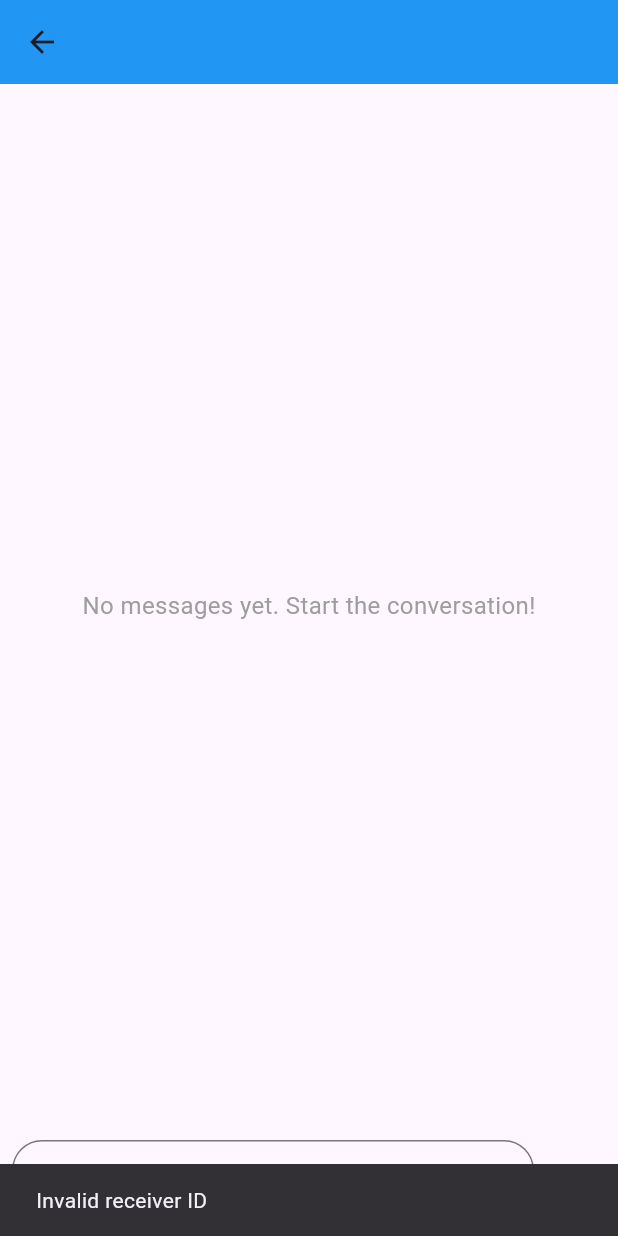
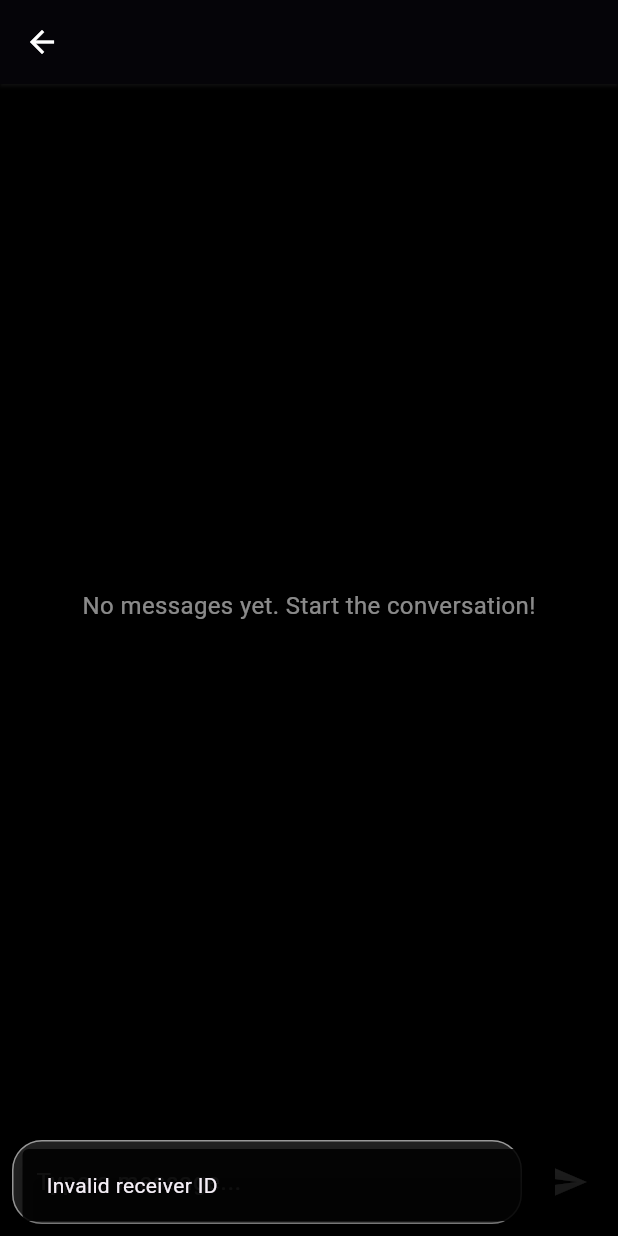
Before and after one commit to emre-kd/agApp, a Flutter app: the Chat screen opened directly with empty values, after a tap on the "send" icon, on a phone screen of 412 x 824 dp. Run offline on Flutter 3.47's test engine with Material 3 defaults, Android fonts, the light colour scheme and no system bars; our stand-ins replace file_picker, get, google_fonts, image_picker, shared_preferences; accounts and stored records are empty; Roboto replaces fonts that are missing (Tektur).

Commit message:
ui changes

```diff
--- a/lib/screens/chat.dart
+++ b/lib/screens/chat.dart
@@ -28,8 +28,14 @@ class Message {
     return Message(
       id: json['id'] is String ? int.parse(json['id']) : json['id'],
       text: json['text'] ?? '',
-      senderId: json['sender_id'] is String ? int.parse(json['sender_id']) : json['sender_id'],
-      receiverId: json['receiver_id'] is String ? int.parse(json['receiver_id']) : json['receiver_id'],
+      senderId:
+          json['sender_id'] is String
+              ? int.parse(json['sender_id'])
+              : json['sender_id'],
+      receiverId:
+          json['receiver_id'] is String
+              ? int.parse(json['receiver_id'])
+              : json['receiver_id'],
       communityId: json['community_id'],
       createdAt: json['created_at'] ?? '',
     );
@@ -60,7 +66,9 @@ class _ChatState extends State<Chat> {
   @override
   void initState() {
     super.initState();
-    print('Chat initialized with userId: ${widget.userId}, userName: ${widget.userName}');
+    print(
+      'Chat initialized with userId: ${widget.userId}, userName: ${widget.userName}',
+    );
     _fetchMessages();
 
     // Start polling every 15 seconds for new messages
@@ -94,11 +102,19 @@ class _ChatState extends State<Chat> {
       setState(() {
         isLoadingNew = false;
       });
+      ScaffoldMessenger.of(context).showSnackBar(
+        const SnackBar(
+          content: Text('No token found. Please log in.'),
+          backgroundColor: Colors.black87,
+          behavior: SnackBarBehavior.floating,
+        ),
+      );
       return;
     }
 
     try {
-      final url = '$indexMessage?receiver_id=${widget.userId}&page=1&per_page=$perPage';
+      final url =
+          '$indexMessage?receiver_id=${widget.userId}&page=1&per_page=$perPage';
       print('Checking for new messages: $url');
       final response = await http.get(
         Uri.parse(url),
@@ -113,12 +129,15 @@ class _ChatState extends State<Chat> {
         final jsonData = jsonDecode(response.body);
         final List<dynamic> messageData = jsonData['data']['data'] ?? [];
 
-        final newMessages = messageData.map((json) => Message.fromJson(json)).toList();
+        final newMessages =
+            messageData.map((json) => Message.fromJson(json)).toList();
 
         // Filter out duplicates based on message ID
         final existingMessageIds = messages.map((m) => m.id).toSet();
         final uniqueNewMessages =
-            newMessages.where((newMsg) => !existingMessageIds.contains(newMsg.id)).toList();
+            newMessages
+                .where((newMsg) => !existingMessageIds.contains(newMsg.id))
+                .toList();
 
         if (uniqueNewMessages.isNotEmpty && mounted) {
           print('Found ${uniqueNewMessages.length} new messages');
@@ -126,9 +145,6 @@ class _ChatState extends State<Chat> {
             messages.insertAll(0, uniqueNewMessages);
             isLoadingNew = false;
           });
-
-          // Show notification
-
 
           // Scroll to the bottom to show the latest message
           WidgetsBinding.instance.addPostFrameCallback((_) {
@@ -145,7 +161,9 @@ class _ChatState extends State<Chat> {
           });
         }
       } else {
-        print('Error checking new messages: ${response.statusCode}, ${response.body}');
+        print(
+          'Error checking new messages: ${response.statusCode}, ${response.body}',
+        );
         setState(() {
           isLoadingNew = false;
         });
@@ -155,6 +173,13 @@ class _ChatState extends State<Chat> {
       setState(() {
         isLoadingNew = false;
       });
+      ScaffoldMessenger.of(context).showSnackBar(
+        SnackBar(
+          content: Text('Error: $e'),
+          backgroundColor: Colors.black87,
+          behavior: SnackBarBehavior.floating,
+        ),
+      );
     }
   }
 
@@ -170,7 +195,11 @@ class _ChatState extends State<Chat> {
         isLoading = false;
       });
       ScaffoldMessenger.of(context).showSnackBar(
-        const SnackBar(content: Text('Invalid receiver ID')),
+        const SnackBar(
+          content: Text('Invalid receiver ID'),
+          backgroundColor: Colors.black87,
+          behavior: SnackBarBehavior.floating,
+        ),
       );
       return;
     }
@@ -183,13 +212,18 @@ class _ChatState extends State<Chat> {
         isLoading = false;
       });
       ScaffoldMessenger.of(context).showSnackBar(
-        const SnackBar(content: Text('Authentication error, please log in again')),
+        const SnackBar(
+          content: Text('Authentication error, please log in again'),
+          backgroundColor: Colors.black87,
+          behavior: SnackBarBehavior.floating,
+        ),
       );
       return;
     }
 
     try {
-      final url = '$indexMessage?receiver_id=${widget.userId}&page=$currentPage&per_page=$perPage';
+      final url =
+          '$indexMessage?receiver_id=${widget.userId}&page=$currentPage&per_page=$perPage';
       print('Fetching messages: $url');
       final response = await http.get(
         Uri.parse(url),
@@ -198,7 +232,9 @@ class _ChatState extends State<Chat> {
           'Accept': 'application/json',
         },
       );
-      print('Fetch messages response: ${response.statusCode}, ${response.body}');
+      print(
+        'Fetch messages response: ${response.statusCode}, ${response.body}',
+      );
 
       if (response.statusCode == 200) {
         final jsonData = jsonDecode(response.body);
@@ -206,32 +242,40 @@ class _ChatState extends State<Chat> {
         final totalPages = jsonData['data']['last_page'] ?? 1;
 
         setState(() {
-          messages.addAll(messageData.map((json) => Message.fromJson(json)).toList());
+          messages.addAll(
+            messageData.map((json) => Message.fromJson(json)).toList(),
+          );
           currentPage++;
           hasMore = currentPage <= totalPages && messageData.isNotEmpty;
           isLoading = false;
         });
 
-        if (messages.isEmpty && currentPage == 2) {
-          ScaffoldMessenger.of(context).showSnackBar(
-            const SnackBar(content: Text('No messages found')),
-          );
-        }
+
       } else if (response.statusCode == 422) {
         final jsonData = jsonDecode(response.body);
-        final errors = jsonData['errors']?['receiver_id']?.join(', ') ?? 'Invalid receiver ID';
+        final errors =
+            jsonData['errors']?['receiver_id']?.join(', ') ??
+            'Invalid receiver ID';
         setState(() {
           isLoading = false;
         });
         ScaffoldMessenger.of(context).showSnackBar(
-          SnackBar(content: Text('Validation error: $errors')),
+          SnackBar(
+            content: Text('Validation error: $errors'),
+            backgroundColor: Colors.black87,
+            behavior: SnackBarBehavior.floating,
+          ),
         );
       } else {
         setState(() {
           isLoading = false;
         });
         ScaffoldMessenger.of(context).showSnackBar(
-          SnackBar(content: Text('Failed to load messages: ${response.statusCode}')),
+          SnackBar(
+            content: Text('Failed to load messages: ${response.statusCode}'),
+            backgroundColor: Colors.black87,
+            behavior: SnackBarBehavior.floating,
+          ),
         );
       }
     } catch (e) {
@@ -240,7 +284,11 @@ class _ChatState extends State<Chat> {
         isLoading = false;
       });
       ScaffoldMessenger.of(context).showSnackBar(
-        SnackBar(content: Text('Error: $e')),
+        SnackBar(
+          content: Text('Error: $e'),
+          backgroundColor: Colors.black87,
+          behavior: SnackBarBehavior.floating,
+        ),
       );
     }
   }
@@ -252,7 +300,11 @@ class _ChatState extends State<Chat> {
     String? token = prefs.getString('token');
     if (token == null) {
       ScaffoldMessenger.of(context).showSnackBar(
-        const SnackBar(content: Text('Authentication error, please log in again')),
+        const SnackBar(
+          content: Text('Authentication error, please log in again'),
+          backgroundColor: Colors.black87,
+          behavior: SnackBarBehavior.floating,
+        ),
       );
       return;
     }
@@ -289,13 +341,21 @@ class _ChatState extends State<Chat> {
         });
       } else {
         ScaffoldMessenger.of(context).showSnackBar(
-          SnackBar(content: Text('Failed to send message: ${response.statusCode}')),
+          SnackBar(
+            content: Text('Failed to send message: ${response.statusCode}'),
+            backgroundColor: Colors.black87,
+            behavior: SnackBarBehavior.floating,
+          ),
         );
       }
     } catch (e) {
       print('Error sending message: $e');
       ScaffoldMessenger.of(context).showSnackBar(
-        SnackBar(content: Text('Error: $e')),
+        SnackBar(
+          content: Text('Error: $e'),
+          backgroundColor: Colors.black87,
+          behavior: SnackBarBehavior.floating,
+        ),
       );
     }
   }
@@ -312,18 +372,35 @@ class _ChatState extends State<Chat> {
   @override
   Widget build(BuildContext context) {
     return Scaffold(
+      backgroundColor: Colors.black,
       appBar: AppBar(
-        title: Text(widget.userName),
-        backgroundColor: Colors.blue,
+        title: Text(
+          widget.userName,
+          style: const TextStyle(
+            color: Colors.white,
+            fontWeight: FontWeight.w600,
+          ),
+        ),
+        backgroundColor: Colors.black,
+        elevation: 1,
+        shadowColor: Colors.grey[800],
+        centerTitle: true,
+        leading: IconButton(
+          icon: const Icon(Icons.arrow_back, color: Colors.white),
+          onPressed: () {
+            Navigator.pop(context);
+          },
+        ),
       ),
       body: Column(
         children: [
           Expanded(
-            child: messages.isEmpty && !isLoading
+            child:
+                messages.isEmpty && !isLoading
                     ? const Center(
                       child: Text(
                         'No messages yet. Start the conversation!',
-                      style: TextStyle(fontSize: 16, color: Colors.grey),
+                        style: TextStyle(fontSize: 16, color: Colors.white54),
                       ),
                     )
                     : ListView.builder(
@@ -333,27 +410,50 @@ class _ChatState extends State<Chat> {
                       itemCount: messages.length + (isLoading ? 1 : 0),
                       itemBuilder: (context, index) {
                         if (index == messages.length) {
-                        return const Center(child: CircularProgressIndicator());
+                          return const Center(
+                            child: CircularProgressIndicator(
+                              color: Colors.white,
+                              strokeWidth: 2,
+                            ),
+                          );
                         }
                         final message = messages[index];
-                      final isSent = message.senderId.toString() != widget.userId;
+                        final isSent =
+                            message.senderId.toString() != widget.userId;
                         return Align(
-                        alignment: isSent ? Alignment.centerRight : Alignment.centerLeft,
+                          alignment:
+                              isSent
+                                  ? Alignment.centerRight
+                                  : Alignment.centerLeft,
                           child: Container(
                             margin: const EdgeInsets.symmetric(vertical: 4.0),
                             padding: const EdgeInsets.all(12.0),
                             decoration: BoxDecoration(
-                            color: isSent ? Colors.blue[100] : Colors.grey[200],
+                              color:
+                                  isSent ? Colors.grey[900] : Colors.grey[800],
                               borderRadius: BorderRadius.circular(12.0),
                             ),
                             child: Column(
                               crossAxisAlignment:
-                                isSent ? CrossAxisAlignment.end : CrossAxisAlignment.start,
+                                  isSent
+                                      ? CrossAxisAlignment.end
+                                      : CrossAxisAlignment.start,
                               children: [
-                              Text(message.text),
                                 Text(
-                                DateFormat('HH:mm').format(DateTime.parse(message.createdAt)),
-                                style: const TextStyle(fontSize: 10, color: Colors.grey),
+                                  message.text,
+                                  style: const TextStyle(
+                                    color: Colors.white,
+                                    fontSize: 14,
+                                  ),
+                                ),
+                                Text(
+                                  DateFormat(
+                                    'HH:mm',
+                                  ).format(DateTime.parse(message.createdAt)),
+                                  style: const TextStyle(
+                                    fontSize: 10,
+                                    color: Colors.white38,
+                                  ),
                                 ),
                               ],
                             ),
@@ -371,15 +471,29 @@ class _ChatState extends State<Chat> {
                     controller: _controller,
                     decoration: InputDecoration(
                       hintText: 'Type a message...',
+                      hintStyle: const TextStyle(color: Colors.white54),
                       border: OutlineInputBorder(
                         borderRadius: BorderRadius.circular(20.0),
+                        borderSide: const BorderSide(color: Colors.white),
                       ),
+                      enabledBorder: OutlineInputBorder(
+                        borderRadius: BorderRadius.circular(20.0),
+                        borderSide: const BorderSide(color: Colors.white54),
                       ),
+                      focusedBorder: OutlineInputBorder(
+                        borderRadius: BorderRadius.circular(20.0),
+                        borderSide: const BorderSide(color: Colors.white),
+                      ),
+                      filled: true,
+                      fillColor: Colors.grey[900],
+                    ),
+                    style: const TextStyle(color: Colors.white),
                     onSubmitted: (_) => _sendMessage(),
                   ),
                 ),
+                const SizedBox(width: 8),
                 IconButton(
-                  icon: const Icon(Icons.send),
+                  icon: const Icon(Icons.send, color: Colors.white),
                   onPressed: _sendMessage,
                 ),
               ],
--- a/lib/screens/chat_list.dart
+++ b/lib/screens/chat_list.dart
@@ -27,7 +27,7 @@ class _ChatListState extends State<ChatList> {
   }
 
   void _startPolling() {
-    _pollingTimer = Timer.periodic(const Duration(seconds: 60), (timer) async {
+    _pollingTimer = Timer.periodic(const Duration(seconds: 15), (timer) async {
       await _fetchConversations();
     });
   }
```
Lines whose indentation alone changed are shown as unchanged.
